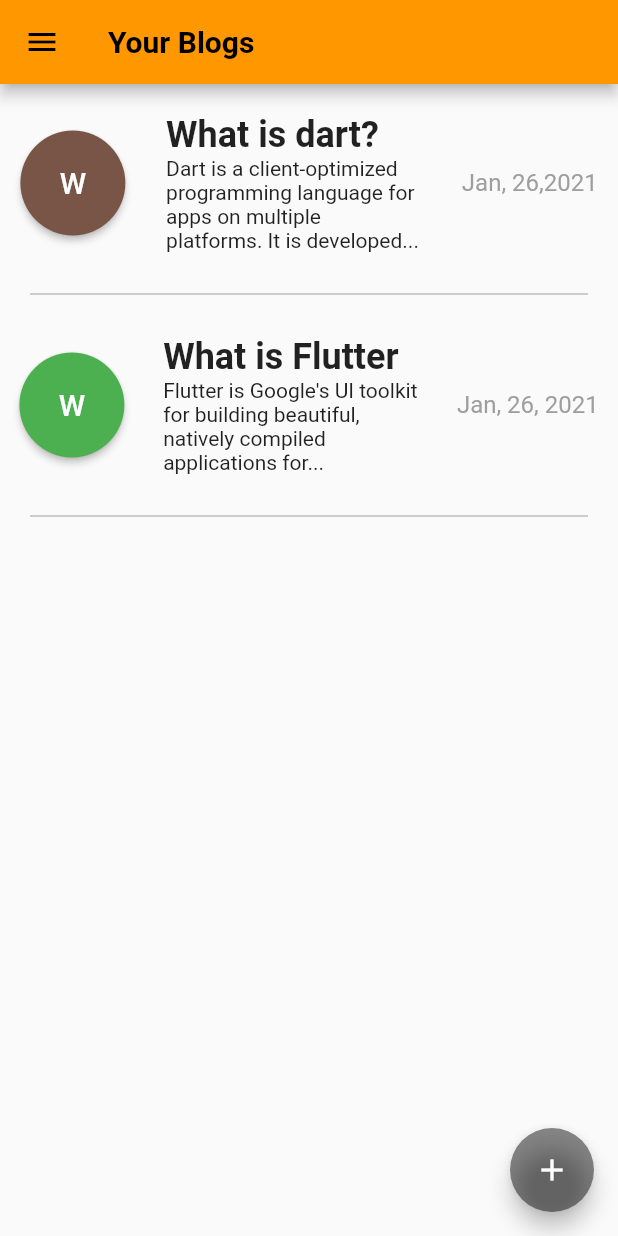
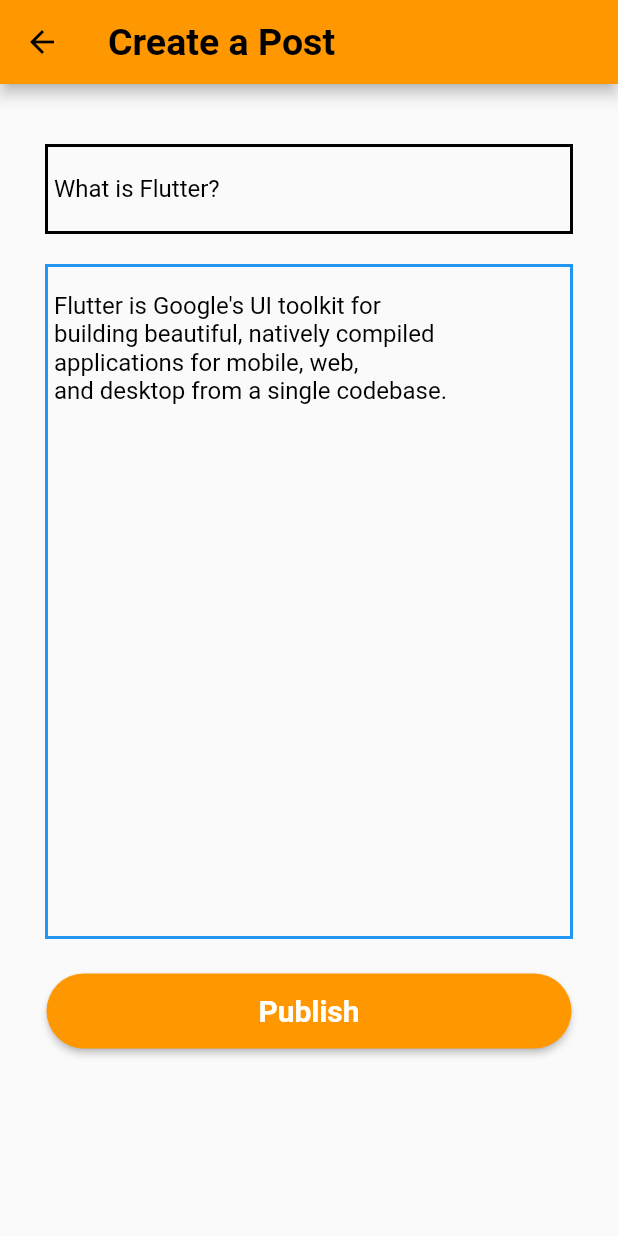
Before and after one commit to bayuik/blogging, a Flutter app: the YourBlogs screen opened directly, after a tap on the "add" icon, on a phone screen of 412 x 824 dp. Run offline on Flutter 3.47's test engine with Material 2 defaults, Android fonts, the phone set to English and light mode, and no system bars.

Commit message:
Add create post page

```diff
--- /dev/null
+++ b/lib/create_post.dart
@@ -0,0 +1,82 @@
+import 'package:blogging/your_blogs.dart';
+import 'package:flutter/material.dart';
+import 'package:flutter/services.dart';
+
+class CreatePost extends StatelessWidget {
+  @override
+  Widget build(BuildContext context) {
+    return Scaffold(
+        appBar: AppBar(
+          backgroundColor: Colors.orange,
+          leading: IconButton(
+            icon: Icon(
+              Icons.arrow_back,
+              color: Colors.black,
+            ),
+            onPressed: () => Navigator.pop(context),
+          ),
+          title: Text(
+            'Create a Post',
+            style: TextStyle(
+                color: Colors.black, fontWeight: FontWeight.bold, fontSize: 25),
+          ),
+        ),
+        body: SingleChildScrollView(
+            child: Column(children: <Widget>[
+          SizedBox(
+            height: 20,
+          ),
+          Container(
+              margin: EdgeInsets.only(top: 20, right: 30, left: 30, bottom: 20),
+              padding: EdgeInsets.all(4),
+              decoration: BoxDecoration(
+                border: Border.all(width: 2, color: Colors.black),
+              ),
+              child: TextFormField(
+                decoration: InputDecoration(
+                    border: InputBorder.none,
+                    hintText: 'What is Flutter?',
+                    hintStyle: TextStyle(color: Colors.black)),
+              )),
+          Container(
+              margin: EdgeInsets.only(right: 30, left: 30, bottom: 15),
+              height: 450,
+              padding: EdgeInsets.all(4),
+              decoration: BoxDecoration(
+                  border: Border.all(width: 2, color: Colors.blue)),
+              child: TextFormField(
+                keyboardType: TextInputType.multiline,
+                maxLength: null,
+                maxLines: null,
+                decoration: InputDecoration(
+                    border: InputBorder.none,
+                    hintText:
+                        "Flutter is Google's UI toolkit for \nbuilding beautiful, natively compiled \napplications for mobile, web,\nand desktop from a single codebase.",
+                    hintStyle: TextStyle(color: Colors.black)),
+              )),
+          Container(
+            padding: EdgeInsets.all(3.0),
+            margin: EdgeInsets.all(5.0),
+            child: MaterialButton(
+              height: 50,
+              minWidth: 350,
+              shape: RoundedRectangleBorder(
+                  borderRadius: new BorderRadius.circular(50)),
+              onPressed: () {
+                Navigator.push(context, MaterialPageRoute(builder: (context) {
+                  return YourBlogs();
+                }));
+              },
+              child: Text(
+                'Publish',
+                style: TextStyle(
+                    color: Colors.white,
+                    fontWeight: FontWeight.bold,
+                    fontSize: 20),
+              ),
+              color: Colors.orange,
+            ),
+          )
+        ])));
+  }
+}
--- a/lib/your_blogs.dart
+++ b/lib/your_blogs.dart
@@ -1,4 +1,5 @@
 import 'package:flutter/material.dart';
+import 'package:blogging/create_post.dart';
 
 class YourBlogs extends StatefulWidget {
   @override
@@ -115,7 +116,11 @@ class _YourBlogsState extends State<YourBlogs> {
           ],
         ),
         floatingActionButton: FloatingActionButton(
-          onPressed: () {},
+          onPressed: () {
+            Navigator.push(context, MaterialPageRoute(builder: (context) {
+              return CreatePost();
+            }));
+          },
           backgroundColor: Colors.black45,
           child: Icon(Icons.add),
         ));
```
